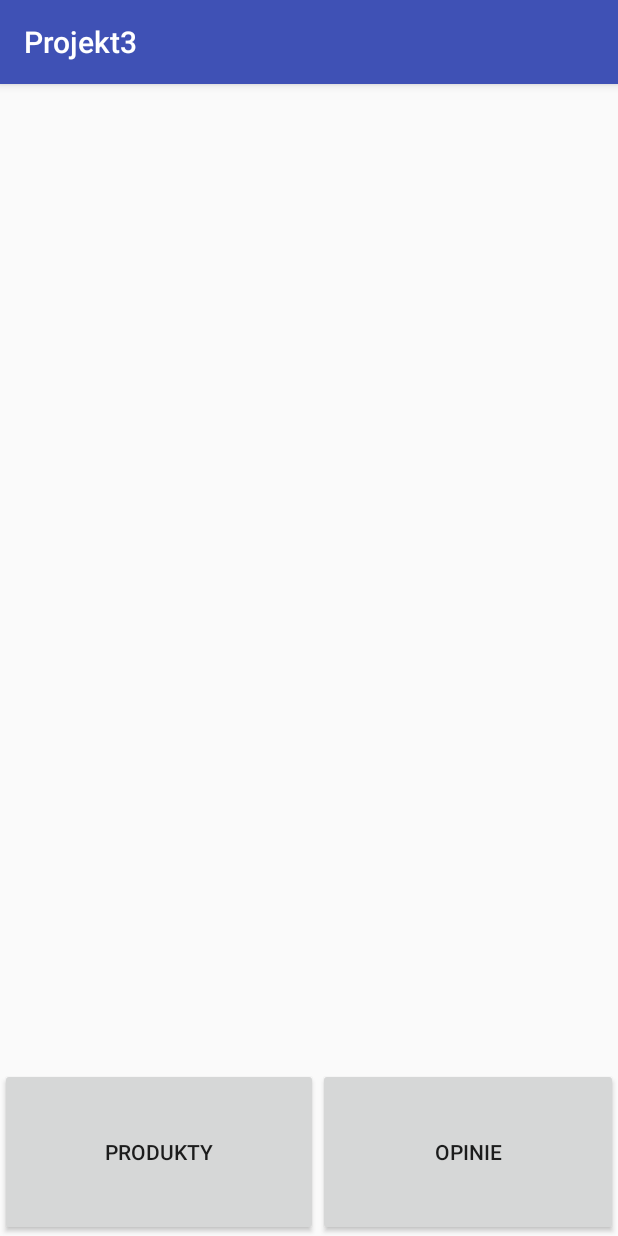
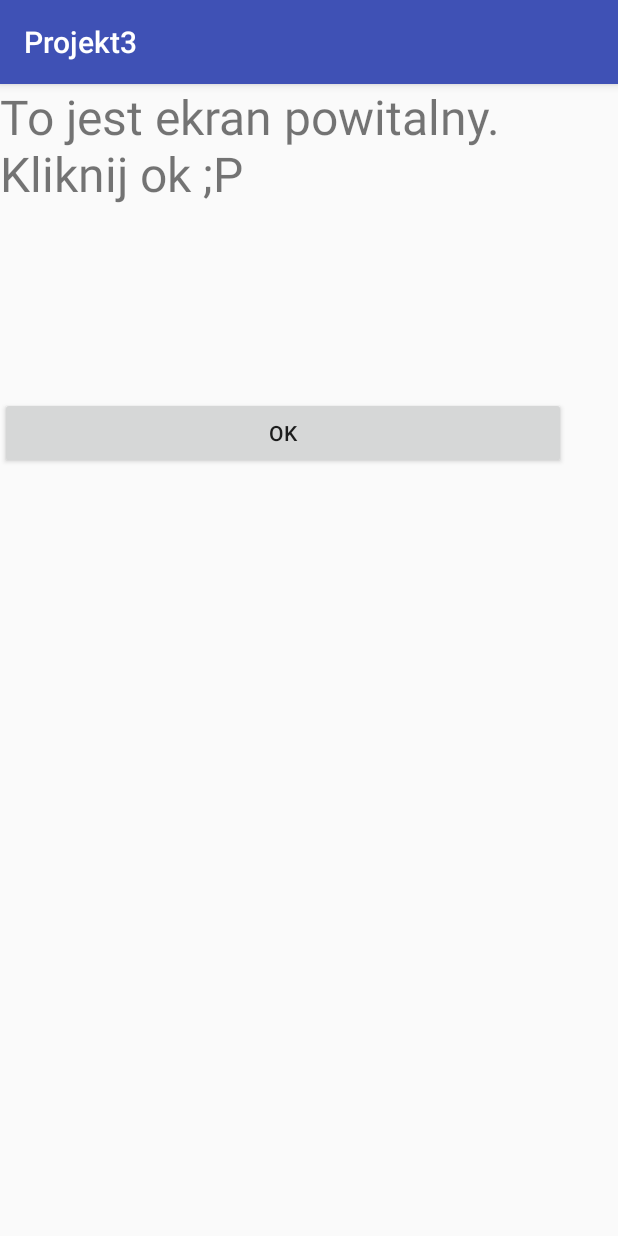
Before and after one commit to MichalSmieszek/Androiddd, an Android app: the screen it shows after launch (MainActivity), on a phone screen of 412 x 824 dp. Run offline under Robolectric (Android 15) with nearby library versions, the phone set to English and light mode, and no system bars.

```diff
--- a/app/src/main/AndroidManifest.xml
+++ b/app/src/main/AndroidManifest.xml
@@ -16,6 +16,8 @@
                 <category android:name="android.intent.category.LAUNCHER" />
             </intent-filter>
         </activity>
+        <activity android:name=".Wyswietl"/>
+
     </application>
 
 </manifest>
--- /dev/null
+++ b/app/src/main/res/layout/powitalny.xml
@@ -0,0 +1,20 @@
+<?xml version="1.0" encoding="utf-8"?>
+<LinearLayout xmlns:android="http://schemas.android.com/apk/res/android"
+    android:orientation="vertical" android:layout_width="match_parent"
+    android:layout_height="match_parent"
+    android:weightSum="1">
+
+    <TextView
+        android:id="@+id/textView"
+        android:layout_width="match_parent"
+        android:layout_height="wrap_content"
+        android:layout_weight="0.20"
+        android:text="To jest ekran powitalny. Kliknij ok ;P"
+        android:textSize="32sp" />
+
+    <Button
+        android:id="@+id/btn1"
+        android:layout_width="377dp"
+        android:layout_height="wrap_content"
+        android:text="ok" />
+</LinearLayout>
```
Also changed, not shown: app/src/main/java/tas/projekt3/MainActivity.java (+10 -130 lines), app/src/main/java/tas/projekt3/Wyswietl.java (added, +155 -0 lines), app/src/main/res/layout/drugilayout.xml (deleted, +0 -19 lines).
